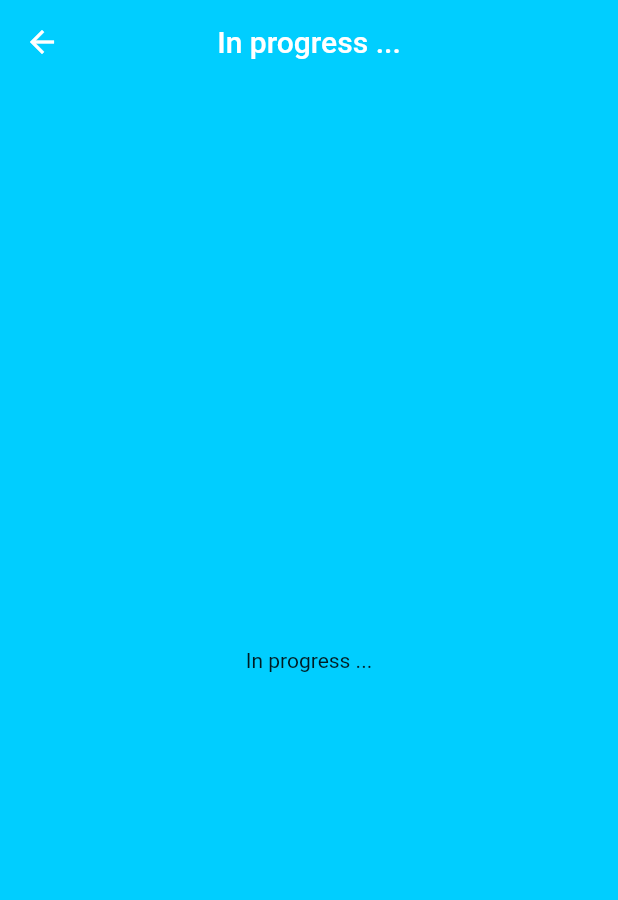
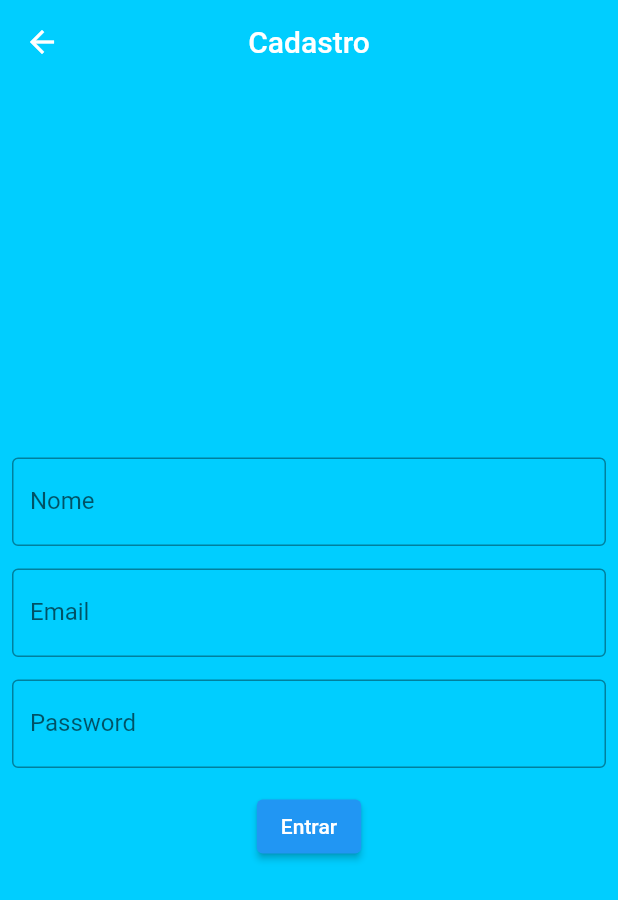
Before and after one commit to danilomonteirosouza/smart-students-check, a Flutter app: the Register screen opened by its route, on a phone screen of 412 x 824 dp. Shown: the top 900 px of the screen. Run offline on Flutter 3.47's test engine with Material 2 defaults, Android fonts, the phone set to English and light mode, and no system bars; our stand-ins replace lottie.

Commit message:
Criação da tela de cadastro

```diff
--- a/lib/views/register.dart
+++ b/lib/views/register.dart
@@ -10,47 +10,92 @@ class Register extends StatefulWidget {
 }
 
 class _RegisterState extends State<Register> {
+  String nome = '';
+  String email = '';
+  String password = '';
+
   @override
   Widget build(BuildContext context) {
-    if(defaultTargetPlatform == TargetPlatform.android){
+    //Criação do titulo cadastro na AppBar
     return Scaffold(
       backgroundColor: const Color(0xff00ceff),
       appBar: AppBar(
-            title: const Text('In progress ...'),
+        title: const Text('Cadastro'),
         backgroundColor: const Color(0xff00ceff),
         elevation: 0.0,
         centerTitle: true,
       ),
       body: Container(
+        //Preenchendo o corpo da tela com a cor padrão
         color: const Color(0xff00ceff),
-              child: Stack(
+        child: Column(
+          mainAxisAlignment: MainAxisAlignment.center,
           children: <Widget>[
-                  Column(
-                    children: const <Widget>[
             Expanded(
               flex: 1,
               child: Padding(
-                            padding: EdgeInsets.zero,
-                            child: Center(
-                              child: Text('In progress ...'),
+                padding: const EdgeInsets.all(8.0),
+                child: Column(
+                  //Widget coluna usado junto com o TextField para colocar as strings recebidas do usuario
+                  mainAxisAlignment: MainAxisAlignment.center,
+                  children: <Widget>[
+                    TextField(
+                      onChanged: (text) {
+                        setState(() {
+                          nome = text;
+                        });
+                      },
+                      keyboardType: TextInputType.emailAddress,
+                      decoration: InputDecoration(
+                        labelText: "Nome",
+                        border: OutlineInputBorder(),
                       ),
-                          )
+                    ),
+                    const SizedBox(height: 15),
+                    TextField(
+                      onChanged: (text) {
+                        setState(() {
+                          email = text;
+                        });
+                      },
+                      keyboardType: TextInputType.emailAddress,
+                      decoration: InputDecoration(
+                        labelText: "Email",
+                        border: OutlineInputBorder(),
+                      ),
+                    ),
+                    const SizedBox(height: 15),
+                    TextField(
+                      onChanged: (text) {
+                        setState(() {
+                          password = text;
+                        });
+                      },
+                      obscureText: true,
+                      decoration: InputDecoration(
+                        labelText: "Password",
+                        border: OutlineInputBorder(),
+                      ),
+                    ),
+                    const SizedBox(height: 15),
+                    ElevatedButton(
+                      onPressed: () {
+                        if (email == "luizgabriel@desenvolvedor.com.br" &&
+                            password == "123") {
+                          print("Login correto");
+                        } else {
+                          print("Login inválido");
+                        }
+                      },
+                      child: const Text("Entrar"),
                     ),
                   ],
                 ),
+              ),
+            ),
           ],
-              )
-          )
+        ),
+      ),
     );
-    } else if(defaultTargetPlatform == TargetPlatform.iOS){
-      return const CupertinoPageScaffold(
-          navigationBar: CupertinoNavigationBar(
-            middle: Text('In progress ...'),
-          ),
-          child: Text('In Progress')
-      );
-    } else {
-      return const Text('System not detected');
   }
 }
-}
--- a/pubspec.yaml
+++ b/pubspec.yaml
@@ -19,7 +19,7 @@ publish_to: 'none' # Remove this line if you wish to publish to pub.dev
 version: 1.0.0+1
 
 environment:
-  sdk: '>=2.19.4 <3.0.0'
+  sdk: '>=2.19.2 <3.0.0'
 
 # Dependencies specify other packages that your package needs in order to work.
 # To automatically upgrade your package dependencies to the latest versions
```
Also changed, not shown: pubspec.lock. Lines whose indentation alone changed are shown as unchanged.
